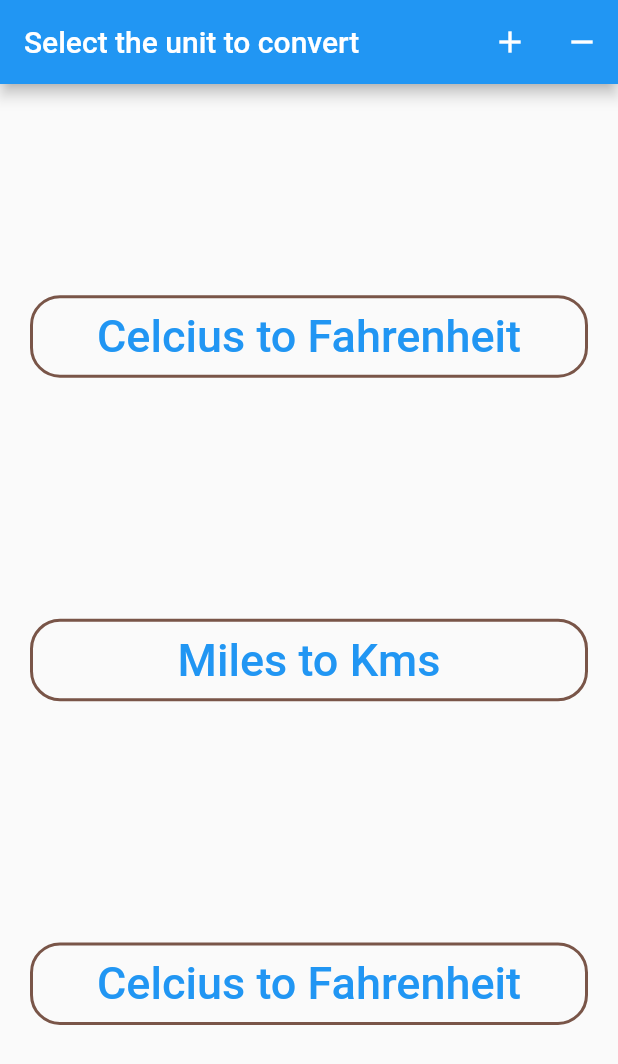
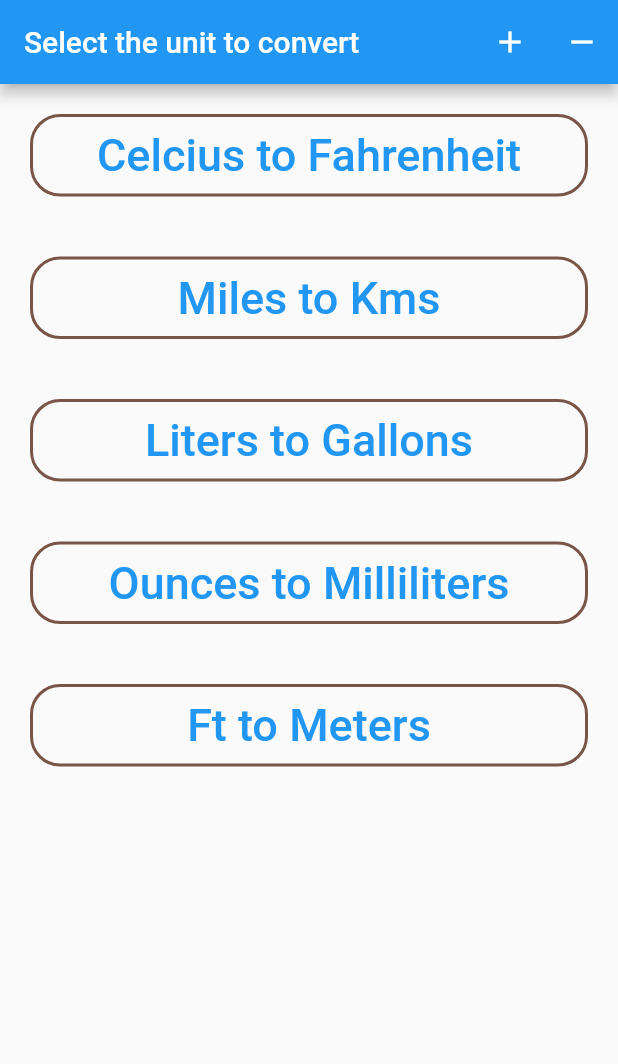
Before and after one commit to lokeshramamoorthi/anyconverter, a Flutter app: the screen it shows after launch, on a phone screen of 412 x 824 dp. Shown: the top 1064 px of the screen. Run offline on Flutter 3.47's test engine with Material 2 defaults, Android fonts, the phone set to English and light mode, and no system bars.

Commit message:
New changes

```diff
--- a/lib/screens/unitselector.dart
+++ b/lib/screens/unitselector.dart
@@ -28,7 +28,7 @@ class UnitSelectorScreen extends StatelessWidget {
       ),
       body: SafeArea(
         child: Column(
-          mainAxisAlignment: MainAxisAlignment.spaceEvenly,
+          mainAxisAlignment: MainAxisAlignment.start,
           crossAxisAlignment: CrossAxisAlignment.stretch,
           children: [
             Container(
@@ -107,7 +107,61 @@ class UnitSelectorScreen extends StatelessWidget {
                   );
                 },
                 child: Text(
-                  "Celcius to Fahrenheit",
+                  "Liters to Gallons",
+                  style: TextStyle(fontSize: 30.0),
+                ),
+              ),
+            ),
+            Container(
+              margin: EdgeInsets.all(20.0),
+              decoration: BoxDecoration(
+                  border: Border.all(
+                    color: Colors.brown,
+                    width: 2,
+                  ),
+                  borderRadius: BorderRadius.circular(20.0)),
+              child: TextButton(
+                onPressed: () {
+                  Navigator.pushNamed(
+                    context,
+                    ConversionScreen.routeName,
+                    arguments: DisplayUnitBox(
+                      baseUnitName: "Ounces",
+                      baseUnitValue: "0.0",
+                      convertedUnitName: "Milliliters",
+                      conversionFunction: (value) => ((value * 0.3)),
+                    ),
+                  );
+                },
+                child: Text(
+                  "Ounces to Milliliters",
+                  style: TextStyle(fontSize: 30.0),
+                ),
+              ),
+            ),
+            Container(
+              margin: EdgeInsets.all(20.0),
+              decoration: BoxDecoration(
+                  border: Border.all(
+                    color: Colors.brown,
+                    width: 2,
+                  ),
+                  borderRadius: BorderRadius.circular(20.0)),
+              child: TextButton(
+                onPressed: () {
+                  Navigator.pushNamed(
+                    context,
+                    ConversionScreen.routeName,
+                    arguments: DisplayUnitBox(
+                      baseUnitName: "Feet",
+                      baseUnitValue: "0.0",
+                      convertedUnitName: "Meters",
+                      conversionFunction: (value) => ((value * 0.3)),
+                    ),
+                  );
+                },
+                child: Text(
+                  "Ft to Meters",
                   style: TextStyle(fontSize: 30.0),
                 ),
               ),
```
